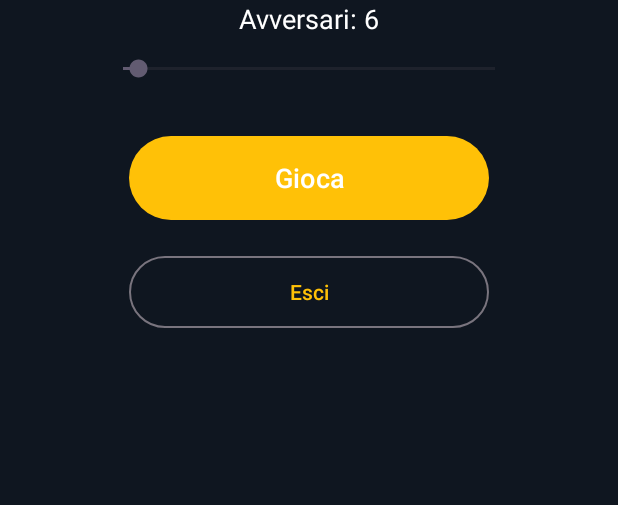
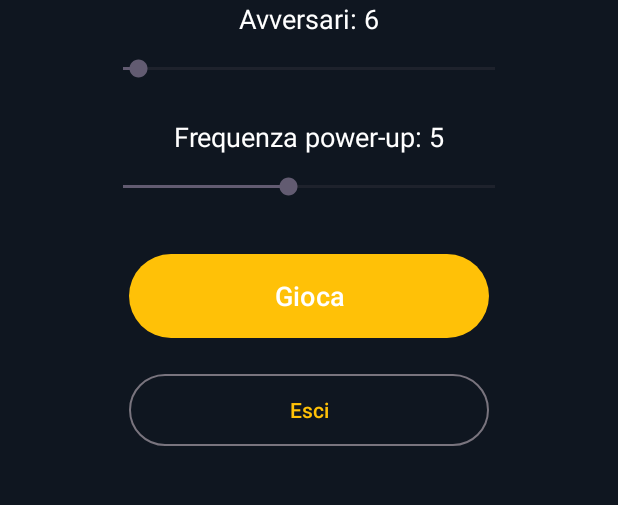
Before and after one commit to aimaicai/balls, an Android app: the screen it shows after launch (MainMenuActivity), on a phone screen of 412 x 824 dp, the part 273-778 px from its top. Run offline under Robolectric (Android 15) with nearby library versions, the phone set to English and light mode, and no system bars.

Commit message:
Add a power-up frequency slider to the main menu
Power-ups were feeling scarce, especially with up to 100 bots
competing for them. Add a second SeekBar (1-10) next to the bot count
one: it scales both the max concurrent power-ups on the map
(10 per level) and how often new ones spawn, so players can dial the
arena from sparse to abundant.

Co-Authored-By: Claude Sonnet 5 <noreply@anthropic.com>
Claude-Session: https://claude.ai/code/session_013DPVJmADHnQLbtEtRPSD22

```diff
--- a/app/src/main/java/com/hyperionsoftware/balls/MainMenuActivity.kt
+++ b/app/src/main/java/com/hyperionsoftware/balls/MainMenuActivity.kt
@@ -5,21 +5,25 @@ import android.os.Bundle
 import android.widget.SeekBar
 import androidx.appcompat.app.AppCompatActivity
 import com.hyperionsoftware.balls.databinding.ActivityMainMenuBinding
+import com.hyperionsoftware.balls.game.GameConfig
 
 class MainMenuActivity : AppCompatActivity() {
 
     private lateinit var binding: ActivityMainMenuBinding
     private var botCount = DEFAULT_BOTS
+    private var powerUpFrequencyLevel = GameConfig.POWERUP_DEFAULT_FREQUENCY_LEVEL
 
     override fun onCreate(savedInstanceState: Bundle?) {
         super.onCreate(savedInstanceState)
         binding = ActivityMainMenuBinding.inflate(layoutInflater)
         setContentView(binding.root)
 
-        // android:min/android:max in the layout already bound the SeekBar to [2, 100],
-        // so its progress value IS the bot count directly (API 26+ semantics).
+        // android:min/android:max in the layout already bound each SeekBar to its range,
+        // so progress IS the actual value directly (API 26+ semantics).
         binding.botsSeekBar.progress = botCount
+        binding.powerUpSeekBar.progress = powerUpFrequencyLevel
         updateBotCountLabel()
+        updatePowerUpLabel()
 
         binding.botsSeekBar.setOnSeekBarChangeListener(object : SeekBar.OnSeekBarChangeListener {
             override fun onProgressChanged(seekBar: SeekBar, progress: Int, fromUser: Boolean) {
@@ -31,10 +35,21 @@ class MainMenuActivity : AppCompatActivity() {
             override fun onStopTrackingTouch(seekBar: SeekBar) = Unit
         })
 
+        binding.powerUpSeekBar.setOnSeekBarChangeListener(object : SeekBar.OnSeekBarChangeListener {
+            override fun onProgressChanged(seekBar: SeekBar, progress: Int, fromUser: Boolean) {
+                powerUpFrequencyLevel = progress
+                updatePowerUpLabel()
+            }
+
+            override fun onStartTrackingTouch(seekBar: SeekBar) = Unit
+            override fun onStopTrackingTouch(seekBar: SeekBar) = Unit
+        })
+
         binding.playButton.setOnClickListener {
             startActivity(
                 Intent(this, GameActivity::class.java)
                     .putExtra(GameActivity.EXTRA_BOT_COUNT, botCount)
+                    .putExtra(GameActivity.EXTRA_POWERUP_FREQUENCY, powerUpFrequencyLevel)
             )
         }
         binding.exitButton.setOnClickListener { finish() }
@@ -44,6 +59,10 @@ class MainMenuActivity : AppCompatActivity() {
         binding.botsCountText.text = getString(R.string.menu_bots_label, botCount)
     }
 
+    private fun updatePowerUpLabel() {
+        binding.powerUpCountText.text = getString(R.string.menu_powerup_label, powerUpFrequencyLevel)
+    }
+
     companion object {
         private const val DEFAULT_BOTS = 6
     }
--- a/app/src/main/res/layout/activity_main_menu.xml
+++ b/app/src/main/res/layout/activity_main_menu.xml
@@ -37,10 +37,34 @@
         android:layout_marginTop="12dp"
         android:max="100"
         android:min="2"
+        app:layout_constraintBottom_toTopOf="@id/powerUpCountText"
+        app:layout_constraintEnd_toEndOf="parent"
+        app:layout_constraintStart_toStartOf="parent"
+        app:layout_constraintTop_toBottomOf="@id/botsCountText" />
+
+    <TextView
+        android:id="@+id/powerUpCountText"
+        android:layout_width="wrap_content"
+        android:layout_height="wrap_content"
+        android:layout_marginTop="24dp"
+        android:textColor="@color/hud_text"
+        android:textSize="18sp"
+        app:layout_constraintBottom_toTopOf="@id/powerUpSeekBar"
+        app:layout_constraintEnd_toEndOf="parent"
+        app:layout_constraintStart_toStartOf="parent"
+        app:layout_constraintTop_toBottomOf="@id/botsSeekBar" />
+
+    <SeekBar
+        android:id="@+id/powerUpSeekBar"
+        android:layout_width="280dp"
+        android:layout_height="wrap_content"
+        android:layout_marginTop="12dp"
+        android:max="10"
+        android:min="1"
         app:layout_constraintBottom_toTopOf="@id/playButton"
         app:layout_constraintEnd_toEndOf="parent"
         app:layout_constraintStart_toStartOf="parent"
-        app:layout_constraintTop_toBottomOf="@id/botsCountText" />
+        app:layout_constraintTop_toBottomOf="@id/powerUpCountText" />
 
     <Button
         android:id="@+id/playButton"
@@ -51,7 +75,7 @@
         android:textSize="18sp"
         app:layout_constraintEnd_toEndOf="parent"
         app:layout_constraintStart_toStartOf="parent"
-        app:layout_constraintTop_toBottomOf="@id/botsSeekBar" />
+        app:layout_constraintTop_toBottomOf="@id/powerUpSeekBar" />
 
     <Button
         android:id="@+id/exitButton"
--- a/app/src/main/res/values/strings.xml
+++ b/app/src/main/res/values/strings.xml
@@ -3,6 +3,7 @@
 
     <string name="menu_play">Gioca</string>
     <string name="menu_bots_label">Avversari: %1$d</string>
+    <string name="menu_powerup_label">Frequenza power-up: %1$d</string>
     <string name="menu_exit">Esci</string>
 
     <string name="pause_title">Pausa</string>
```
Also changed, not shown: app/src/main/java/com/hyperionsoftware/balls/GameActivity.kt (+10 -3 lines), app/src/main/java/com/hyperionsoftware/balls/game/GameConfig.kt (+6 -1 lines), app/src/main/java/com/hyperionsoftware/balls/game/GameEngine.kt (+9 -3 lines), app/src/main/java/com/hyperionsoftware/balls/ui/GameView.kt (+4 -3 lines).
